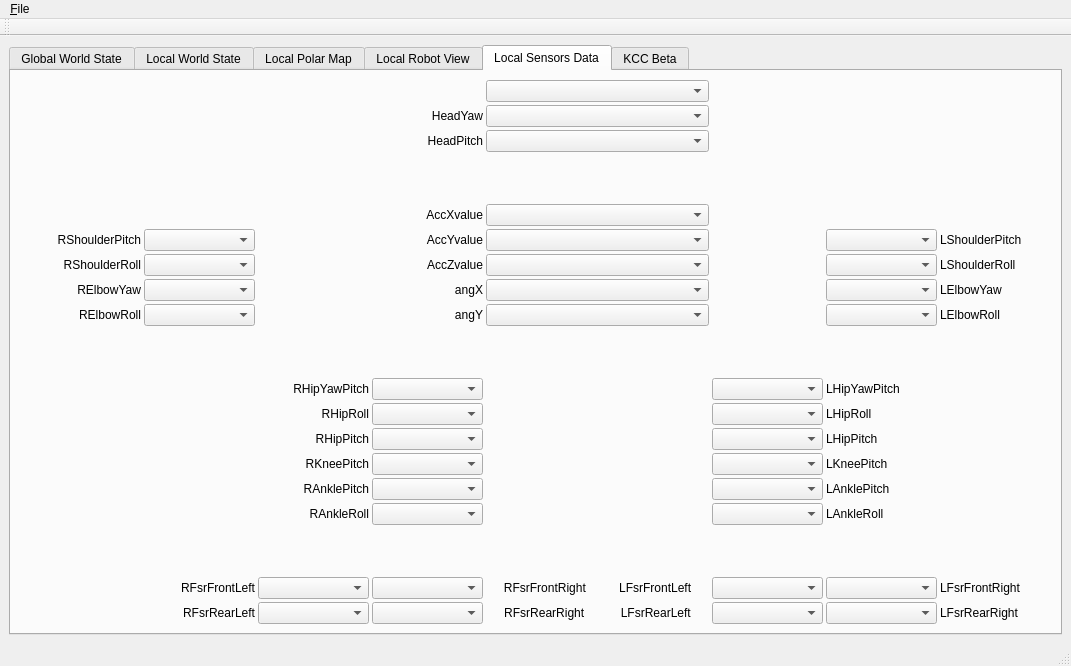
kouretes/Monas, file GUITools/KMonitor/KMonitor.ui: the form before one commit.
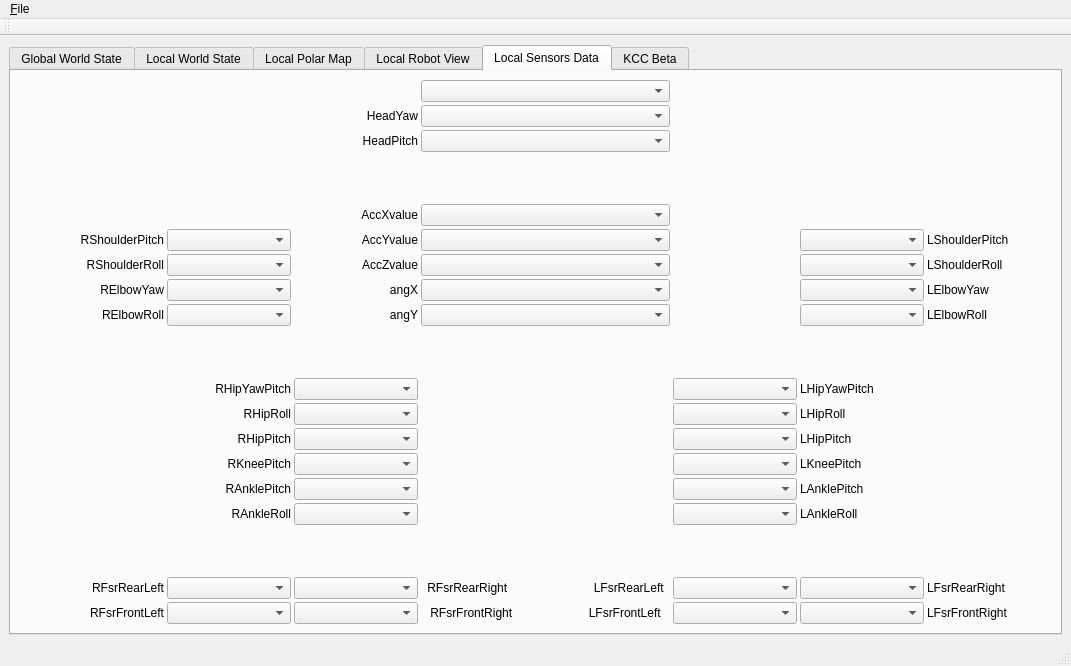
The form after the commit. Custom widgets are drawn as their Qt base class.

What changed in the file:
```diff
--- a/GUITools/KMonitor/KMonitor.ui
+++ b/GUITools/KMonitor/KMonitor.ui
@@ -305,23 +305,10 @@
        </attribute>
        <layout class="QGridLayout" name="gridLayout_2">
         <item row="1" column="0">
-         <layout class="QGridLayout" name="gridLayout" columnstretch="0,1,1,1,1,2,1,1,1">
+         <layout class="QGridLayout" name="gridLayout" columnstretch="0,0,1,1,1,2,1,1,1">
           <property name="spacing">
            <number>3</number>
           </property>
-          <item row="5" column="1">
-           <widget class="QLabel" name="label">
-            <property name="autoFillBackground">
-             <bool>false</bool>
-            </property>
-            <property name="text">
-             <string>RShoulderPitch</string>
-            </property>
-            <property name="alignment">
-             <set>Qt::AlignRight|Qt::AlignTrailing|Qt::AlignVCenter</set>
-            </property>
-           </widget>
-          </item>
           <item row="5" column="5">
            <widget class="QComboBox" name="AccYComboBox"/>
           </item>
@@ -344,48 +331,9 @@
           <item row="4" column="5">
            <widget class="QComboBox" name="AccXComboBox"/>
           </item>
-          <item row="6" column="2">
-           <widget class="QComboBox" name="RSRComboBox"/>
-          </item>
           <item row="6" column="5">
            <widget class="QComboBox" name="AccZComboBox"/>
           </item>
-          <item row="7" column="2">
-           <widget class="QComboBox" name="REYComboBox"/>
-          </item>
-          <item row="8" column="2">
-           <widget class="QComboBox" name="RERComboBox"/>
-          </item>
-          <item row="6" column="1">
-           <widget class="QLabel" name="label_4">
-            <property name="text">
-             <string>RShoulderRoll</string>
-            </property>
-            <property name="alignment">
-             <set>Qt::AlignRight|Qt::AlignTrailing|Qt::AlignVCenter</set>
-            </property>
-           </widget>
-          </item>
-          <item row="7" column="1">
-           <widget class="QLabel" name="label_5">
-            <property name="text">
-             <string>RElbowYaw</string>
-            </property>
-            <property name="alignment">
-             <set>Qt::AlignRight|Qt::AlignTrailing|Qt::AlignVCenter</set>
-            </property>
-           </widget>
-          </item>
-          <item row="8" column="1">
-           <widget class="QLabel" name="label_6">
-            <property name="text">
-             <string>RElbowRoll</string>
-            </property>
-            <property name="alignment">
-             <set>Qt::AlignRight|Qt::AlignTrailing|Qt::AlignVCenter</set>
-            </property>
-           </widget>
-          </item>
           <item row="6" column="4">
            <widget class="QLabel" name="label_7">
             <property name="text">
@@ -465,16 +413,6 @@
             </property>
            </widget>
           </item>
-          <item row="5" column="3">
-           <widget class="QLabel" name="label_18">
-            <property name="text">
-             <string/>
-            </property>
-            <property name="alignment">
-             <set>Qt::AlignCenter</set>
-            </property>
-           </widget>
-          </item>
           <item row="5" column="6">
            <widget class="QLabel" name="label_19">
             <property name="text">
@@ -482,36 +420,6 @@
             </property>
            </widget>
           </item>
-          <item row="6" column="3">
-           <widget class="QLabel" name="label_20">
-            <property name="text">
-             <string/>
-            </property>
-            <property name="alignment">
-             <set>Qt::AlignCenter</set>
-            </property>
-           </widget>
-          </item>
-          <item row="7" column="3">
-           <widget class="QLabel" name="label_21">
-            <property name="text">
-             <string/>
-            </property>
-            <property name="alignment">
-             <set>Qt::AlignCenter</set>
-            </property>
-           </widget>
-          </item>
-          <item row="8" column="3">
-           <widget class="QLabel" name="label_22">
-            <property name="text">
-             <string/>
-            </property>
-            <property name="alignment">
-             <set>Qt::AlignCenter</set>
-            </property>
-           </widget>
-          </item>
           <item row="9" column="5">
            <widget class="QLabel" name="label_23">
             <property name="text">
@@ -670,26 +578,6 @@
             </property>
            </widget>
           </item>
-          <item row="18" column="8">
-           <widget class="QLabel" name="label_56">
-            <property name="text">
-             <string>LFsrFrontRight</string>
-            </property>
-            <property name="alignment">
-             <set>Qt::AlignLeading|Qt::AlignLeft|Qt::AlignVCenter</set>
-            </property>
-           </widget>
-          </item>
-          <item row="19" column="8">
-           <widget class="QLabel" name="label_58">
-            <property name="text">
-             <string>LFsrRearRight</string>
-            </property>
-            <property name="alignment">
-             <set>Qt::AlignLeading|Qt::AlignLeft|Qt::AlignVCenter</set>
-            </property>
-           </widget>
-          </item>
           <item row="11" column="4">
            <widget class="QComboBox" name="RHRComboBox"/>
           </item>
@@ -755,9 +643,6 @@
             </property>
            </widget>
           </item>
-          <item row="5" column="2">
-           <widget class="QComboBox" name="RSPComboBox"/>
-          </item>
           <item row="10" column="6">
            <widget class="QComboBox" name="LHYPComboBox"/>
           </item>
@@ -891,52 +776,91 @@
           <item row="18" column="5">
            <widget class="QLabel" name="label_52">
             <property name="text">
-             <string>RFsrFrontRight          LFsrFrontLeft</string>
+             <string>RFsrRearRight                          LFsrRearLeft</string>
             </property>
             <property name="alignment">
              <set>Qt::AlignCenter</set>
             </property>
            </widget>
           </item>
-          <item row="18" column="6">
-           <widget class="QComboBox" name="LFsrFLComboBox"/>
-          </item>
-          <item row="18" column="4">
-           <widget class="QComboBox" name="RFsrFRComboBox"/>
-          </item>
-          <item row="19" column="4">
-           <widget class="QComboBox" name="RFsrRRComboBox"/>
-          </item>
           <item row="19" column="5">
            <widget class="QLabel" name="label_53">
             <property name="text">
-             <string>RFsrRearRight           LFsrRearLeft</string>
+             <string>RFsrFrontRight                       LFsrFrontLeft</string>
             </property>
             <property name="alignment">
              <set>Qt::AlignCenter</set>
             </property>
            </widget>
           </item>
-          <item row="19" column="6">
-           <widget class="QComboBox" name="LFsrRLComboBox"/>
+          <item row="5" column="3">
+           <widget class="QComboBox" name="RSPComboBox"/>
+          </item>
+          <item row="6" column="3">
+           <widget class="QComboBox" name="RSRComboBox"/>
+          </item>
+          <item row="7" column="3">
+           <widget class="QComboBox" name="REYComboBox"/>
+          </item>
+          <item row="8" column="3">
+           <widget class="QComboBox" name="RERComboBox"/>
+          </item>
+          <item row="5" column="2">
+           <widget class="QLabel" name="label">
+            <property name="autoFillBackground">
+             <bool>false</bool>
+            </property>
+            <property name="text">
+             <string>RShoulderPitch</string>
+            </property>
+            <property name="alignment">
+             <set>Qt::AlignRight|Qt::AlignTrailing|Qt::AlignVCenter</set>
+            </property>
+           </widget>
+          </item>
+          <item row="6" column="2">
+           <widget class="QLabel" name="label_4">
+            <property name="text">
+             <string>RShoulderRoll</string>
+            </property>
+            <property name="alignment">
+             <set>Qt::AlignRight|Qt::AlignTrailing|Qt::AlignVCenter</set>
+            </property>
+           </widget>
+          </item>
+          <item row="7" column="2">
+           <widget class="QLabel" name="label_5">
+            <property name="text">
+             <string>RElbowYaw</string>
+            </property>
+            <property name="alignment">
+             <set>Qt::AlignRight|Qt::AlignTrailing|Qt::AlignVCenter</set>
+            </property>
+           </widget>
+          </item>
+          <item row="8" column="2">
+           <widget class="QLabel" name="label_6">
+            <property name="text">
+             <string>RElbowRoll</string>
+            </property>
+            <property name="alignment">
+             <set>Qt::AlignRight|Qt::AlignTrailing|Qt::AlignVCenter</set>
+            </property>
+           </widget>
           </item>
           <item row="18" column="3">
-           <widget class="QComboBox" name="RFsrFLComboBox"/>
-          </item>
-          <item row="19" column="3">
            <widget class="QComboBox" name="RFsrRLComboBox"/>
           </item>
+          <item row="19" column="3">
+           <widget class="QComboBox" name="RFsrFLComboBox"/>
+          </item>
+          <item row="18" column="4">
+           <widget class="QComboBox" name="RFsrRRComboBox"/>
+          </item>
+          <item row="19" column="4">
+           <widget class="QComboBox" name="RFsrFRComboBox"/>
+          </item>
           <item row="18" column="2">
-           <widget class="QLabel" name="label_50">
-            <property name="text">
-             <string>RFsrFrontLeft</string>
-            </property>
-            <property name="alignment">
-             <set>Qt::AlignRight|Qt::AlignTrailing|Qt::AlignVCenter</set>
-            </property>
-           </widget>
-          </item>
-          <item row="19" column="2">
            <widget class="QLabel" name="label_51">
             <property name="text">
              <string>RFsrRearLeft</string>
@@ -946,12 +870,48 @@
             </property>
            </widget>
           </item>
+          <item row="19" column="2">
+           <widget class="QLabel" name="label_50">
+            <property name="text">
+             <string>RFsrFrontLeft</string>
+            </property>
+            <property name="alignment">
+             <set>Qt::AlignRight|Qt::AlignTrailing|Qt::AlignVCenter</set>
+            </property>
+           </widget>
+          </item>
           <item row="18" column="7">
-           <widget class="QComboBox" name="LFsrFRComboBox"/>
-          </item>
-          <item row="19" column="7">
            <widget class="QComboBox" name="LFsrRRComboBox"/>
           </item>
+          <item row="19" column="7">
+           <widget class="QComboBox" name="LFsrFRComboBox"/>
+          </item>
+          <item row="19" column="6">
+           <widget class="QComboBox" name="LFsrFLComboBox"/>
+          </item>
+          <item row="18" column="6">
+           <widget class="QComboBox" name="LFsrRLComboBox"/>
+          </item>
+          <item row="19" column="8">
+           <widget class="QLabel" name="label_56">
+            <property name="text">
+             <string>LFsrFrontRight</string>
+            </property>
+            <property name="alignment">
+             <set>Qt::AlignLeading|Qt::AlignLeft|Qt::AlignVCenter</set>
+            </property>
+           </widget>
+          </item>
+          <item row="18" column="8">
+           <widget class="QLabel" name="label_58">
+            <property name="text">
+             <string>LFsrRearRight</string>
+            </property>
+            <property name="alignment">
+             <set>Qt::AlignLeading|Qt::AlignLeft|Qt::AlignVCenter</set>
+            </property>
+           </widget>
+          </item>
          </layout>
         </item>
        </layout>
```
